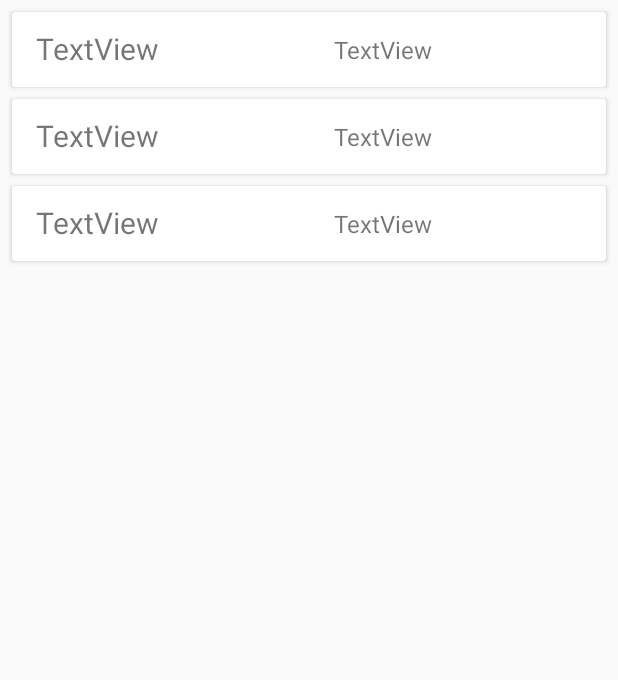
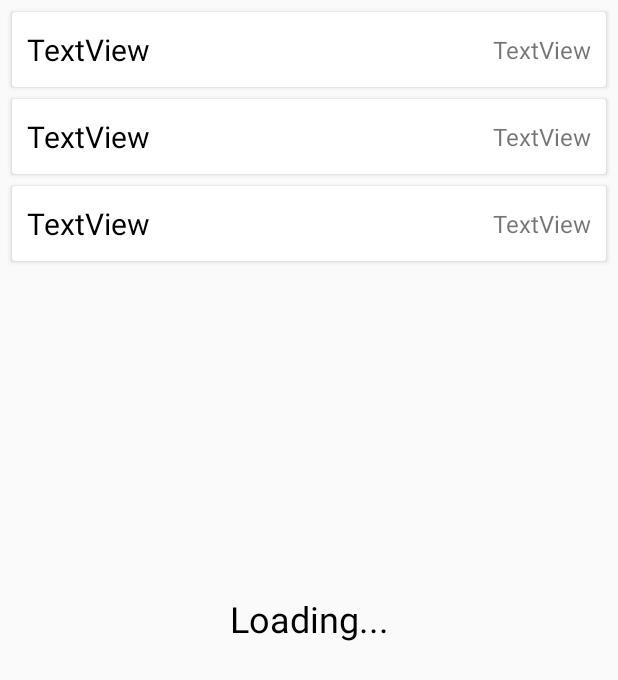
Before and after one commit to Code5150/github-issues-example, an Android app: the layout activity_main.xml on its own in the app's theme, with its tools: preview values and no code run, on a phone screen of 412 x 824 dp. Shown: the top 680 px of the screen. Run offline under Robolectric (Android 15) with nearby library versions, the phone set to English and light mode, and no system bars; network calls fail.

Commit message:
Работающие сеть и вывод надписи

```diff
--- a/app/src/main/AndroidManifest.xml
+++ b/app/src/main/AndroidManifest.xml
@@ -2,6 +2,7 @@
 <manifest xmlns:android="http://schemas.android.com/apk/res/android"
     package="com.example.mercury_task3">
 
+    <uses-permission android:name="android.permission.INTERNET"/>
     <application
         android:allowBackup="true"
         android:icon="@mipmap/ic_launcher"
--- a/app/src/main/java/com/example/mercury_task3/Issue.kt
+++ /dev/null
@@ -1,3 +0,0 @@
-package com.example.mercury_task3
-
-data class Issue(val number: Int, val username: String, val date: String, val description: String) {}
--- a/app/src/main/res/layout/activity_main.xml
+++ b/app/src/main/res/layout/activity_main.xml
@@ -5,6 +5,18 @@
     android:layout_width="match_parent"
     android:layout_height="match_parent"
     tools:context=".MainActivity">
+
+    <TextView
+        android:id="@+id/textView"
+        android:layout_width="wrap_content"
+        android:layout_height="wrap_content"
+        android:text="@string/loading"
+        android:textColor="@android:color/black"
+        android:textSize="24sp"
+        app:layout_constraintBottom_toBottomOf="parent"
+        app:layout_constraintEnd_toEndOf="parent"
+        app:layout_constraintStart_toStartOf="parent"
+        app:layout_constraintTop_toTopOf="parent" />
 
     <androidx.swiperefreshlayout.widget.SwipeRefreshLayout
         android:id="@+id/swipeContainer"
@@ -23,7 +35,8 @@
             app:layout_constraintEnd_toEndOf="parent"
             app:layout_constraintStart_toStartOf="parent"
             app:layout_constraintTop_toTopOf="parent"
-            tools:listitem="@layout/issue_item_card">
+            tools:listitem="@layout/issue_item_card"
+            >
 
 
         </androidx.recyclerview.widget.RecyclerView>
--- a/app/src/main/res/layout/issue_item_card.xml
+++ b/app/src/main/res/layout/issue_item_card.xml
@@ -11,6 +11,8 @@
     <androidx.constraintlayout.widget.ConstraintLayout
         android:layout_width="match_parent"
         android:layout_height="50dp"
+        android:paddingHorizontal="10dp"
+        android:paddingVertical="5dp"
 
         android:background="?attr/selectableItemBackground"
         android:backgroundTint="#FFFFFF"
@@ -21,8 +23,8 @@
             android:id="@+id/issueNum"
             android:layout_width="wrap_content"
             android:layout_height="wrap_content"
-            android:layout_marginStart="16dp"
             android:text="TextView"
+            android:textColor="@android:color/black"
             android:textSize="20sp"
             app:layout_constraintBottom_toBottomOf="parent"
             app:layout_constraintStart_toStartOf="parent"
@@ -37,7 +39,6 @@
             android:textSize="16sp"
             app:layout_constraintBottom_toBottomOf="parent"
             app:layout_constraintEnd_toEndOf="parent"
-            app:layout_constraintStart_toEndOf="@+id/issueNum"
             app:layout_constraintTop_toTopOf="parent" />
     </androidx.constraintlayout.widget.ConstraintLayout>
 </androidx.cardview.widget.CardView>
--- a/app/src/main/res/values/strings.xml
+++ b/app/src/main/res/values/strings.xml
@@ -1,3 +1,6 @@
 <resources>
     <string name="app_name">Mercury_Task3</string>
+    <string name="loading">Loading...</string>
+    <string name="no_opened_issues">No opened issues found</string>
+    <string name="err">Error</string>
 </resources>
```
Also changed, not shown: app/build.gradle (+4 -3 lines), app/src/main/java/com/example/mercury_task3/IssueListRecyclerAdapter.kt (+2 -8 lines), app/src/main/java/com/example/mercury_task3/IssueViewModel.kt (+27 -22 lines), app/src/main/java/com/example/mercury_task3/MainActivity.kt (+43 -2 lines), app/src/main/java/com/example/mercury_task3/NetworkGithubApi.kt (deleted, +0 -10 lines), app/src/main/java/com/example/mercury_task3/network/GithubApiInterface.kt (added, +26 -0 lines), app/src/main/java/com/example/mercury_task3/network/data/Issue.kt (added, +27 -0 lines), app/src/main/java/com/example/mercury_task3/network/data/User.kt (added, +22 -0 lines).
